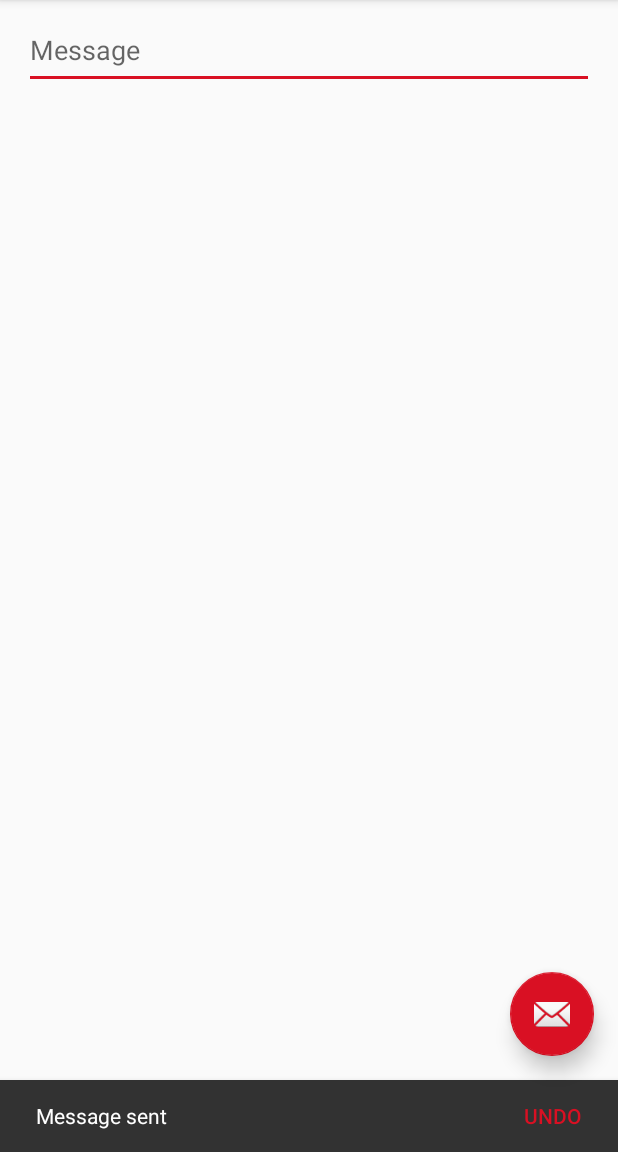
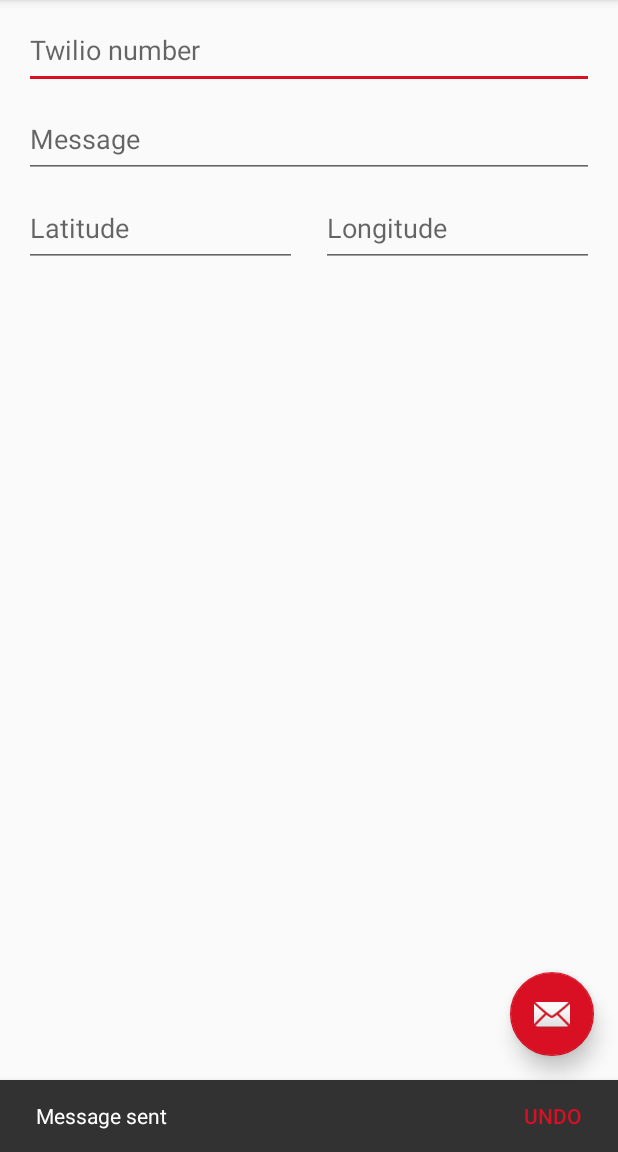
Before and after one commit to BigTrekker/the-big-trekker, an Android app: the screen it shows after launch (MainActivity), after a tap on an icon or button, on a phone screen of 412 x 824 dp, the part 84-1236 px from its top. Run offline under Robolectric (Android 15) with nearby library versions, the phone set to English and light mode, and no system bars.

Commit message:
add GUI elements to display coordinates + twilio phone number

```diff
--- a/android/app/src/main/res/layout/content_main.xml
+++ b/android/app/src/main/res/layout/content_main.xml
@@ -5,11 +5,11 @@
     android:layout_width="match_parent"
     android:layout_height="match_parent"
     app:layout_behavior="@string/appbar_scrolling_view_behavior"
-    tools:context="com.perou.quentin.thebigtrekker.MainActivity"
+    tools:context="com.bigtrekker.thebigtrekker.MainActivity"
     tools:showIn="@layout/activity_main">
 
     <EditText
-        android:id="@+id/message"
+        android:id="@+id/phone_number"
         android:layout_width="0dp"
         android:layout_height="51dp"
         android:layout_marginEnd="16dp"
@@ -18,11 +18,56 @@
         android:layout_marginStart="16dp"
         android:layout_marginTop="8dp"
         android:ems="10"
+        android:hint="@string/phone_number"
+        android:inputType="phone"
+        app:layout_constraintHorizontal_bias="0.0"
+        app:layout_constraintLeft_toLeftOf="parent"
+        app:layout_constraintRight_toRightOf="parent"
+        app:layout_constraintTop_toTopOf="parent" />
+
+    <EditText
+        android:id="@+id/message"
+        android:layout_width="0dp"
+        android:layout_height="51dp"
+        android:layout_marginLeft="16dp"
+        android:layout_marginTop="8dp"
+        android:layout_marginRight="16dp"
+        android:ems="10"
         android:hint="@string/message"
         android:inputType="textPersonName"
         app:layout_constraintHorizontal_bias="0.0"
         app:layout_constraintLeft_toLeftOf="parent"
         app:layout_constraintRight_toRightOf="parent"
-        app:layout_constraintTop_toTopOf="parent" />
+        app:layout_constraintTop_toBottomOf="@+id/phone_number" />
+
+    <EditText
+        android:id="@+id/latitude"
+        android:layout_width="0dp"
+        android:layout_height="51dp"
+        android:layout_marginLeft="16dp"
+        android:layout_marginTop="8dp"
+        android:layout_marginRight="8dp"
+        android:ems="10"
+        android:hint="@string/latitude"
+        android:inputType="numberDecimal"
+        app:layout_constraintHorizontal_bias="0.0"
+        app:layout_constraintLeft_toLeftOf="parent"
+        app:layout_constraintRight_toLeftOf="@id/longitude"
+        app:layout_constraintTop_toBottomOf="@+id/message" />
+
+    <EditText
+        android:id="@+id/longitude"
+        android:layout_width="0dp"
+        android:layout_height="51dp"
+        android:layout_marginLeft="8dp"
+        android:layout_marginTop="8dp"
+        android:layout_marginRight="16dp"
+        android:ems="10"
+        android:hint="@string/longitude"
+        android:inputType="numberDecimal"
+        app:layout_constraintHorizontal_bias="0.0"
+        app:layout_constraintLeft_toRightOf="@id/latitude"
+        app:layout_constraintRight_toRightOf="parent"
+        app:layout_constraintTop_toBottomOf="@+id/message" />
 
 </android.support.constraint.ConstraintLayout>
--- a/android/app/src/main/res/values/strings.xml
+++ b/android/app/src/main/res/values/strings.xml
@@ -2,4 +2,7 @@
     <string name="app_name">Big Trekker</string>
     <string name="action_settings">Settings</string>
     <string name="message">Message</string>
+    <string name="phone_number">Twilio number</string>
+    <string name="latitude">Latitude</string>
+    <string name="longitude">Longitude</string>
 </resources>
```
